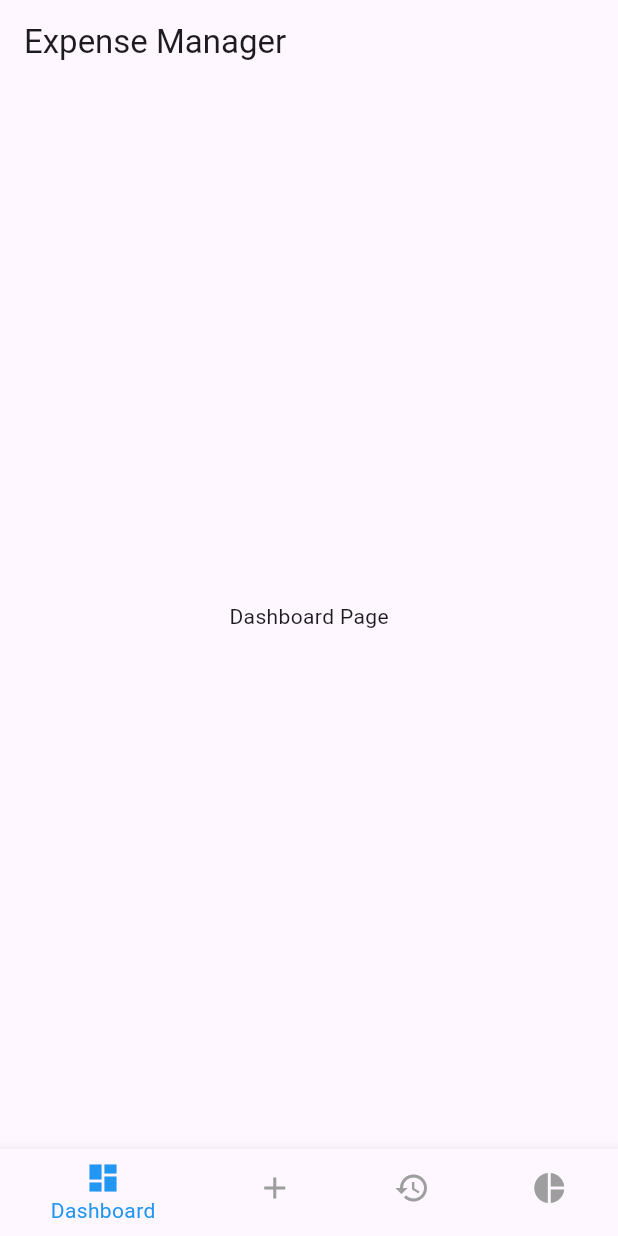
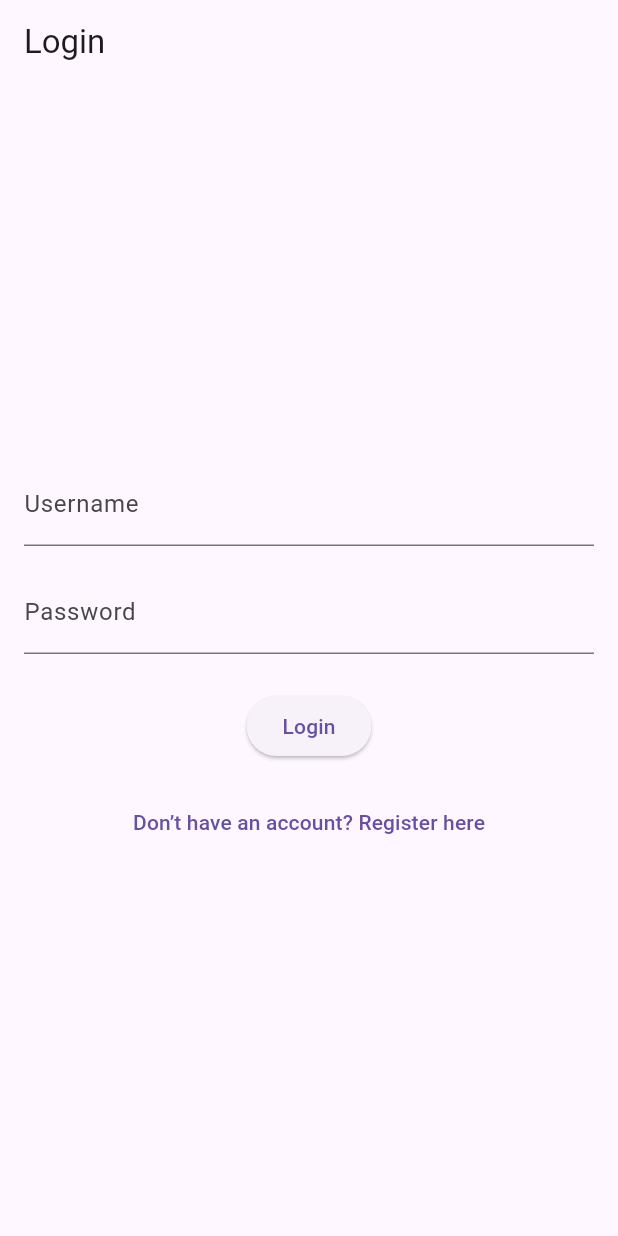
Before and after one commit to Porpathom/flutter_mpe, a Flutter app: the screen it shows after launch, on a phone screen of 412 x 824 dp. Run offline on Flutter 3.47's test engine with Material 3 defaults, Android fonts, the phone set to English and light mode, and no system bars; our stand-ins replace shared_preferences.

Commit message:
commit login and admin

```diff
--- a/lib/main.dart
+++ b/lib/main.dart
@@ -1,8 +1,7 @@
 import 'package:flutter/material.dart';
 import 'screens/dashboard_page.dart';
-import 'screens/add_transaction_page.dart';
-import 'screens/history_page.dart';
-import 'screens/summary_page.dart';
+import 'screens/login_page.dart';
+import 'services/auth_service.dart';
 
 void main() {
   runApp(MyApp());
@@ -18,62 +17,19 @@
         primarySwatch: Colors.blue,
         visualDensity: VisualDensity.adaptivePlatformDensity,
       ),
-      home: MyHomePage(),
-    );
-  }
-}
-
-class MyHomePage extends StatefulWidget {
-  @override
-  _MyHomePageState createState() => _MyHomePageState();
-}
-
-class _MyHomePageState extends State<MyHomePage> {
-  int _selectedIndex = 0;
-
-  static List<Widget> _pages = <Widget>[
-    DashboardPage(),
-    AddTransactionPage(),
-    HistoryPage(),
-    SummaryPage(),
-  ];
-
-  void _onItemTapped(int index) {
-    setState(() {
-      _selectedIndex = index;
-    });
-  }
-
-  @override
-  Widget build(BuildContext context) {
-    return Scaffold(
-      appBar: AppBar(
-        title: Text('Expense Manager'),
-      ),
-      body: _pages[_selectedIndex],
-      bottomNavigationBar: BottomNavigationBar(
-        items: const <BottomNavigationBarItem>[
-          BottomNavigationBarItem(
-            icon: Icon(Icons.dashboard),
-            label: 'Dashboard',
-          ),
-          BottomNavigationBarItem(
-            icon: Icon(Icons.add),
-            label: 'Add Transaction',
-          ),
-          BottomNavigationBarItem(
-            icon: Icon(Icons.history),
-            label: 'History',
-          ),
-          BottomNavigationBarItem(
-            icon: Icon(Icons.pie_chart),
-            label: 'Summary',
-          ),
-        ],
-        currentIndex: _selectedIndex,
-        selectedItemColor: Colors.blue,
-        unselectedItemColor: Colors.grey,
-        onTap: _onItemTapped,
+      home: FutureBuilder<bool>(
+        future: AuthService().isLoggedIn(),
+        builder: (context, snapshot) {
+          if (snapshot.connectionState == ConnectionState.waiting) {
+            return CircularProgressIndicator();
+          } else {
+            if (snapshot.data == true) {
+              return DashboardPage();
+            } else {
+              return LoginPage();
+            }
+          }
+        },
       ),
     );
   }
--- /dev/null
+++ b/lib/models/user.dart
@@ -0,0 +1,33 @@
+class User {
+  final String username;
+  final String password; // ในการใช้งานจริง ควรเก็บเฉพาะ hashed password
+  final String? email;
+  final String? fullName;
+
+  User({
+    required this.username,
+    required this.password,
+    this.email,
+    this.fullName,
+  });
+
+  // แปลงข้อมูล User เป็น Map เพื่อเก็บใน SharedPreferences
+  Map<String, dynamic> toMap() {
+    return {
+      'username': username,
+      'password': password,
+      'email': email,
+      'fullName': fullName,
+    };
+  }
+
+  // สร้าง User จาก Map ที่ได้จาก SharedPreferences
+  factory User.fromMap(Map<String, dynamic> map) {
+    return User(
+      username: map['username'],
+      password: map['password'],
+      email: map['email'],
+      fullName: map['fullName'],
+    );
+  }
+}
--- /dev/null
+++ b/lib/screens/login_page.dart
@@ -0,0 +1,83 @@
+import 'package:flutter/material.dart';
+import '../services/auth_service.dart';
+import 'dashboard_page.dart';
+import 'admin_page.dart';
+import 'register_page.dart'; // Import the RegisterPage
+
+class LoginPage extends StatefulWidget {
+  @override
+  _LoginPageState createState() => _LoginPageState();
+}
+
+class _LoginPageState extends State<LoginPage> {
+  final AuthService _authService = AuthService();
+  final TextEditingController _usernameController = TextEditingController();
+  final TextEditingController _passwordController = TextEditingController();
+
+  void _login() async {
+    String username = _usernameController.text;
+    String password = _passwordController.text;
+
+    if (username == 'admin' && password == 'admin') {
+      // Navigate to AdminPage
+      Navigator.pushReplacement(
+        context,
+        MaterialPageRoute(builder: (context) => AdminPage()),
+      );
+    } else {
+      bool success = await _authService.login(username, password);
+      if (success) {
+        // Navigate to DashboardPage for regular users
+        Navigator.pushReplacement(
+          context,
+          MaterialPageRoute(builder: (context) => DashboardPage()),
+        );
+      } else {
+        // Show error message
+        ScaffoldMessenger.of(context).showSnackBar(
+          SnackBar(content: Text('Invalid username or password')),
+        );
+      }
+    }
+  }
+
+  @override
+  Widget build(BuildContext context) {
+    return Scaffold(
+      appBar: AppBar(title: Text('Login')),
+      body: Padding(
+        padding: EdgeInsets.all(16.0),
+        child: Column(
+          mainAxisAlignment: MainAxisAlignment.center,
+          children: [
+            TextField(
+              controller: _usernameController,
+              decoration: InputDecoration(labelText: 'Username'),
+            ),
+            SizedBox(height: 16),
+            TextField(
+              controller: _passwordController,
+              decoration: InputDecoration(labelText: 'Password'),
+              obscureText: true,
+            ),
+            SizedBox(height: 24),
+            ElevatedButton(
+              child: Text('Login'),
+              onPressed: _login,
+            ),
+            SizedBox(height: 16),
+            TextButton(
+              child: Text('Don’t have an account? Register here'),
+              onPressed: () {
+                Navigator.push(
+                  context,
+                  MaterialPageRoute(builder: (context) => RegisterPage()),
+                );
+              },
+            ),
+          ],
+        ),
+      ),
+    );
+  }
+}
--- /dev/null
+++ b/lib/services/auth_service.dart
@@ -0,0 +1,39 @@
+import '../utils/shared_preferences_helper.dart';
+import '../models/user.dart';
+
+class AuthService {
+  final SharedPreferencesHelper _prefsHelper = SharedPreferencesHelper();
+
+  Future<bool> register(String username, String password) async {
+    if (await _prefsHelper.isUsernameTaken(username)) {
+      return false;
+    }
+    User newUser = User(username: username, password: password);
+    return await _prefsHelper.saveUser(newUser);
+  }
+
+  Future<bool> login(String username, String password) async {
+    User? user = await _prefsHelper.getUser(username);
+    if (user != null && user.password == password) {
+      await _prefsHelper.setLoggedIn(true);
+      return true;
+    }
+    return false;
+  }
+
+  Future<void> logout() async {
+    await _prefsHelper.setLoggedIn(false);
+  }
+
+  Future<bool> isLoggedIn() async {
+    return await _prefsHelper.isLoggedIn();
+  }
+
+  Future<bool> deleteAccount(String username) async {
+    return await _prefsHelper.deleteUser(username);
+  }
+
+  Future<List<User>> getAllUsers() async {
+    return await _prefsHelper.getAllUsers();
+  }
+}
--- /dev/null
+++ b/lib/utils/shared_preferences_helper.dart
@@ -0,0 +1,68 @@
+import 'package:shared_preferences/shared_preferences.dart';
+import 'dart:convert';
+import '../models/user.dart';
+
+class SharedPreferencesHelper {
+  static const String _kUsersKey = 'users';
+  static const String _kLoggedInKey = 'logged_in';
+
+  Future<bool> saveUser(User user) async {
+    final SharedPreferences prefs = await SharedPreferences.getInstance();
+    Map<String, dynamic> users = await _getUsers();
+    users[user.username] = user.toMap();
+    return await prefs.setString(_kUsersKey, json.encode(users));
+  }
+
+  Future<User?> getUser(String username) async {
+    Map<String, dynamic> users = await _getUsers();
+    if (users.containsKey(username)) {
+      return User.fromMap(users[username]);
+    }
+    return null;
+  }
+
+  Future<List<User>> getAllUsers() async {
+    Map<String, dynamic> users = await _getUsers();
+    return users.values.map((userData) => User.fromMap(userData)).toList();
+  }
+
+  Future<Map<String, dynamic>> _getUsers() async {
+    final SharedPreferences prefs = await SharedPreferences.getInstance();
+    String? usersJson = prefs.getString(_kUsersKey);
+    if (usersJson != null) {
+      return json.decode(usersJson);
+    }
+    return {};
+  }
+
+  Future<bool> deleteUser(String username) async {
+    final SharedPreferences prefs = await SharedPreferences.getInstance();
+    Map<String, dynamic> users = await _getUsers();
+    if (users.containsKey(username)) {
+      users.remove(username);
+      await prefs.setString(_kUsersKey, json.encode(users));
+      return true;
+    }
+    return false;
+  }
+
+  Future<void> setLoggedIn(bool value) async {
+    final SharedPreferences prefs = await SharedPreferences.getInstance();
+    await prefs.setBool(_kLoggedInKey, value);
+  }
+
+  Future<bool> isLoggedIn() async {
+    final SharedPreferences prefs = await SharedPreferences.getInstance();
+    return prefs.getBool(_kLoggedInKey) ?? false;
+  }
+
+  Future<void> clearAll() async {
+    final SharedPreferences prefs = await SharedPreferences.getInstance();
+    await prefs.clear();
+  }
+
+  Future<bool> isUsernameTaken(String username) async {
+    Map<String, dynamic> users = await _getUsers();
+    return users.containsKey(username);
+  }
+}
--- a/pubspec.yaml
+++ b/pubspec.yaml
@@ -30,7 +30,7 @@ environment:
 dependencies:
   flutter:
     sdk: flutter
-
+  shared_preferences: ^2.0.15
 
   # The following adds the Cupertino Icons font to your application.
   # Use with the CupertinoIcons class for iOS style icons.
```
Also changed, not shown: lib/screens/admin_page.dart (added, +86 -0 lines), lib/screens/dashboard_page.dart (+71 -3 lines), lib/screens/register_page.dart (added, +105 -0 lines), pubspec.lock.
